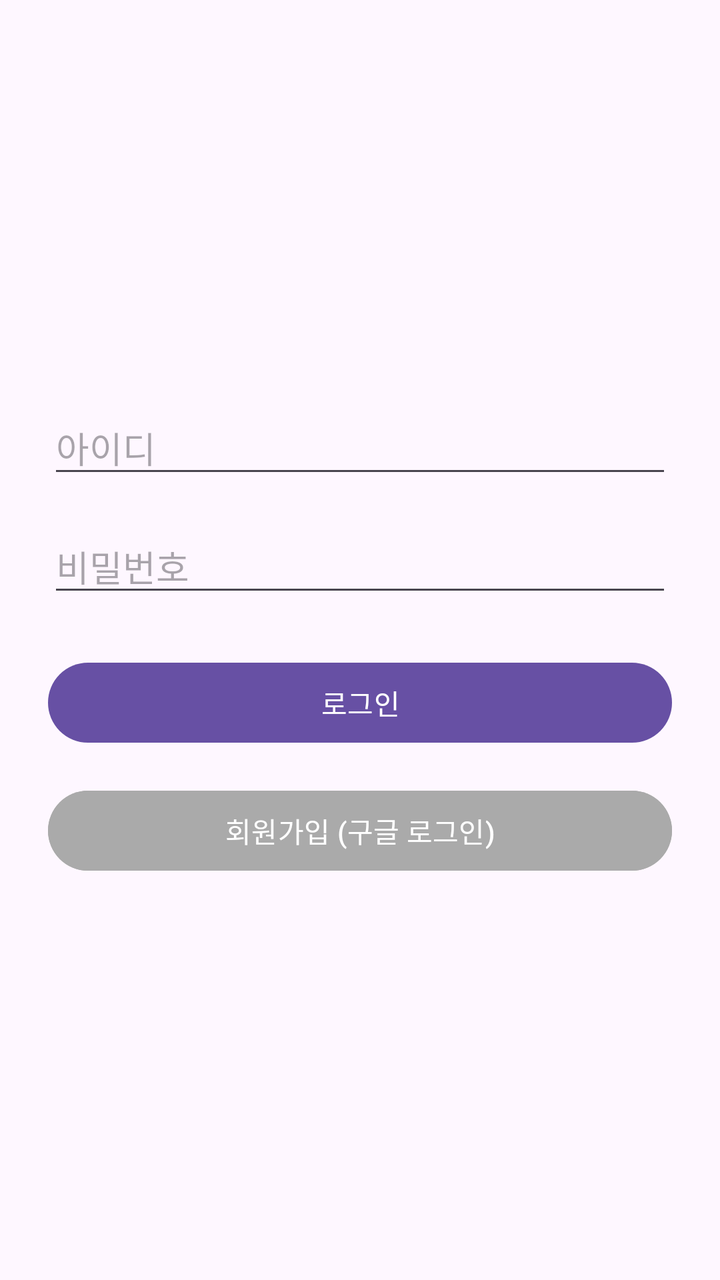
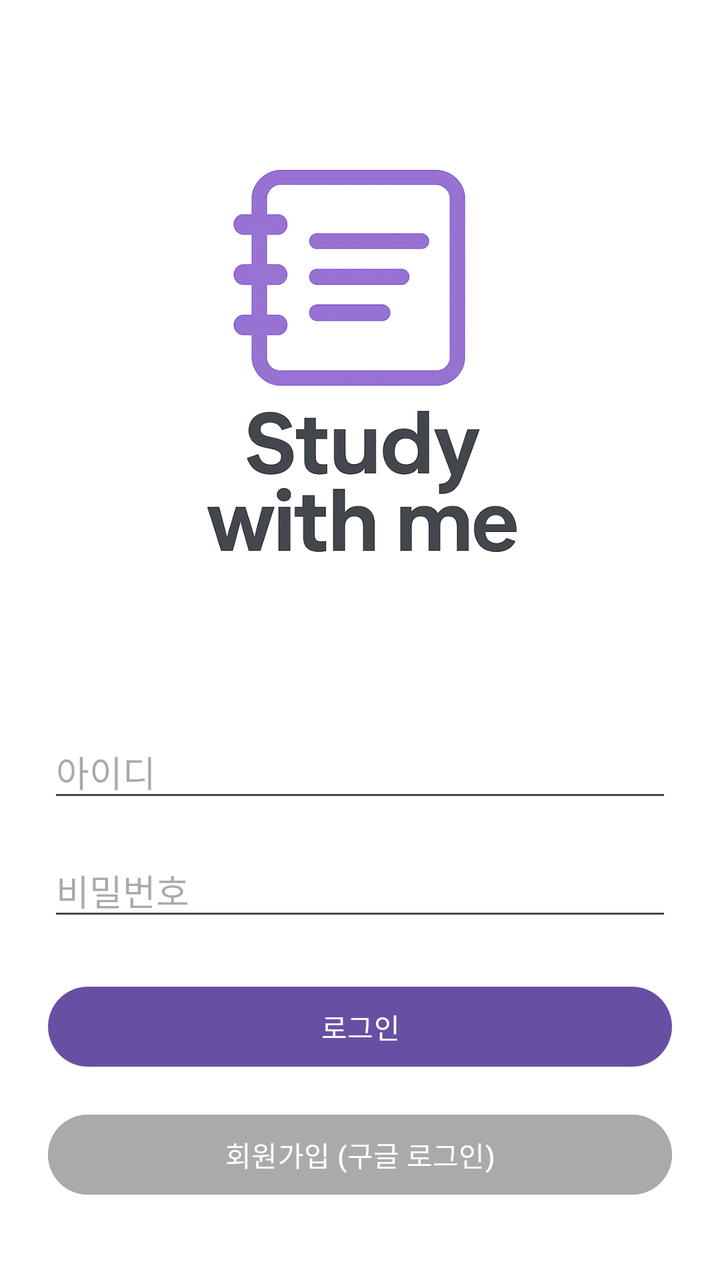

Two renders of the same Android screen: before a commit and after it. Below are the layout's source before the change and the commit's diff.
<!-- AndroidManifest.xml: activity theme Theme.Material3.DayNight.NoActionBar -->
<!-- res/layout/activity_login.xml -->
<?xml version="1.0" encoding="utf-8"?>
<LinearLayout
    xmlns:android="http://schemas.android.com/apk/res/android"
    android:orientation="vertical"
    android:gravity="center"
    android:layout_width="match_parent"
    android:layout_height="match_parent"
    android:padding="24dp">

    <EditText
        android:id="@+id/etEmail"
        android:hint="아이디"
        android:layout_width="match_parent"
        android:layout_height="wrap_content"
        android:inputType="textEmailAddress"
        />

    <EditText
        android:id="@+id/etPassword"
        android:hint="비밀번호"
        android:layout_width="match_parent"
        android:layout_height="wrap_content"
        android:inputType="textPassword"
        android:layout_marginTop="16dp"
        />

    <Button
        android:id="@+id/btnLogin"
        android:text="로그인"
        android:imeOptions="actionDone"
        android:layout_width="match_parent"
        android:layout_height="wrap_content"
        android:layout_marginTop="24dp" />

    <Button
        android:id="@+id/btnSignup"
        android:text="회원가입 (구글 로그인)"
        android:layout_width="match_parent"
        android:layout_height="wrap_content"
        android:layout_marginTop="16dp"
        android:backgroundTint="#AAAAAA" />




</LinearLayout>
<!-- resources referenced by this layout -->
<resources>

</resources>

<!-- the commit's change to res/layout/activity_login.xml (unified diff, before → after) -->
@@ -5,7 +5,17 @@
     android:gravity="center"
     android:layout_width="match_parent"
     android:layout_height="match_parent"
-    android:padding="24dp">
+    android:padding="24dp"
+    android:background="#FFFFFF">
+
+    <ImageView
+        android:id="@+id/ivSplashLogo"
+        android:layout_width="300dp"
+        android:layout_height="wrap_content"
+        android:adjustViewBounds="true"
+        android:src="@drawable/logo_swm"
+        android:layout_marginBottom="24dp" />
+
 
     <EditText
         android:id="@+id/etEmail"
@@ -17,12 +27,11 @@
 
     <EditText
         android:id="@+id/etPassword"
-        android:hint="비밀번호"
         android:layout_width="match_parent"
         android:layout_height="wrap_content"
-        android:inputType="textPassword"
         android:layout_marginTop="16dp"
-        />
+        android:hint="비밀번호"
+        android:inputType="textPassword" />
 
     <Button
         android:id="@+id/btnLogin"
<!-- resource entries referenced after the edit -->
@@ -1,5 +1,5 @@
 <!-- resources referenced by this layout -->
 <resources>
-
+  <!-- drawable logo_swm: png bitmap (drawable, 191483 bytes) -->
 </resources>
 
